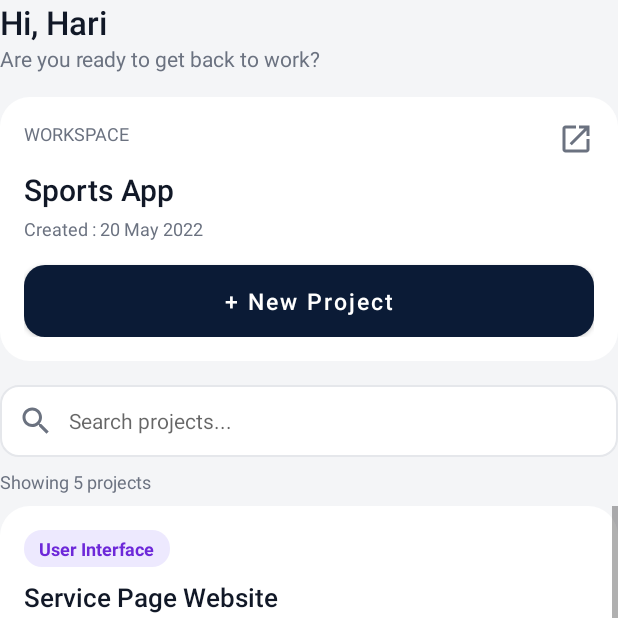
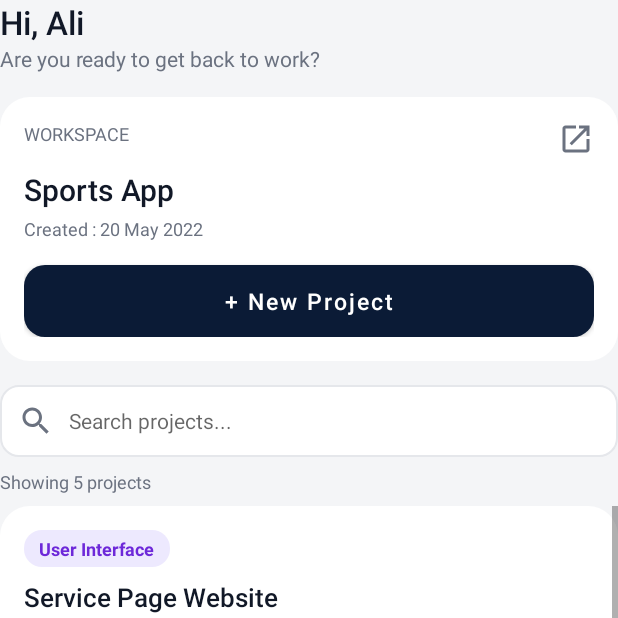
Before and after one commit to whoizahm3d/SMD_Assignment03, an Android app: the HomeActivity screen opened directly, with no data from a screen before it, on a phone screen of 412 x 824 dp, the top half of it. Run offline under Robolectric (Android 15) with nearby library versions, the phone set to English and light mode, and no system bars.

Commit message:
refactor: tidy string resources

```diff
--- a/app/src/main/res/values/strings.xml
+++ b/app/src/main/res/values/strings.xml
@@ -7,7 +7,7 @@
     <string name="splash_message">Management of a project will be easier if it is done well</string>
     <string name="get_started">Get Started</string>
 
-    <string name="welcome_label">Hi, Hari</string>
+    <string name="welcome_label">Hi, Ali</string>
     <string name="welcome_subtitle">Are you ready to get back to work?</string>
     <string name="welcome_name">\nAre you ready to grow now, or work?</string>
     <string name="workspace_label">Workspace</string>
```
